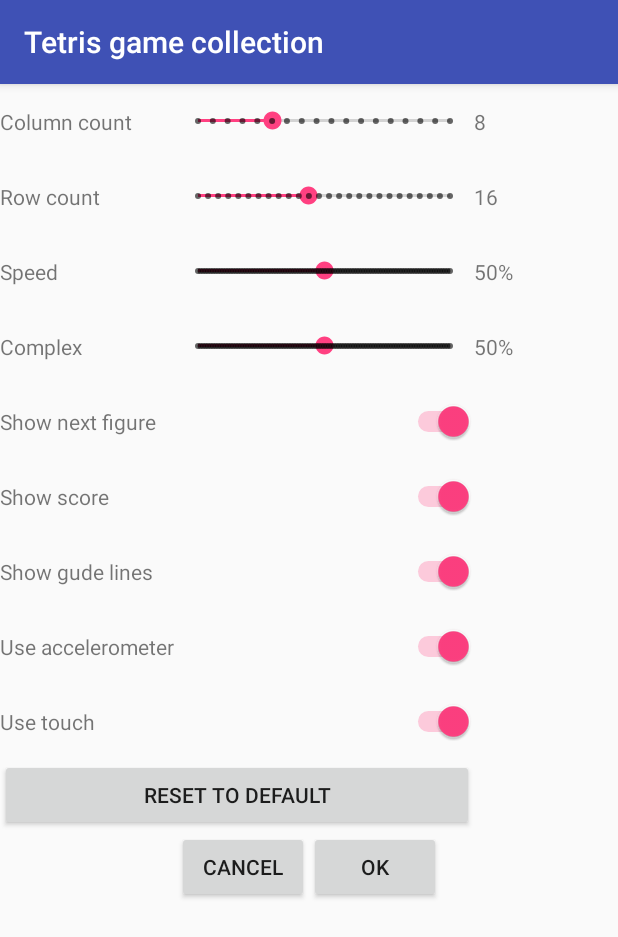
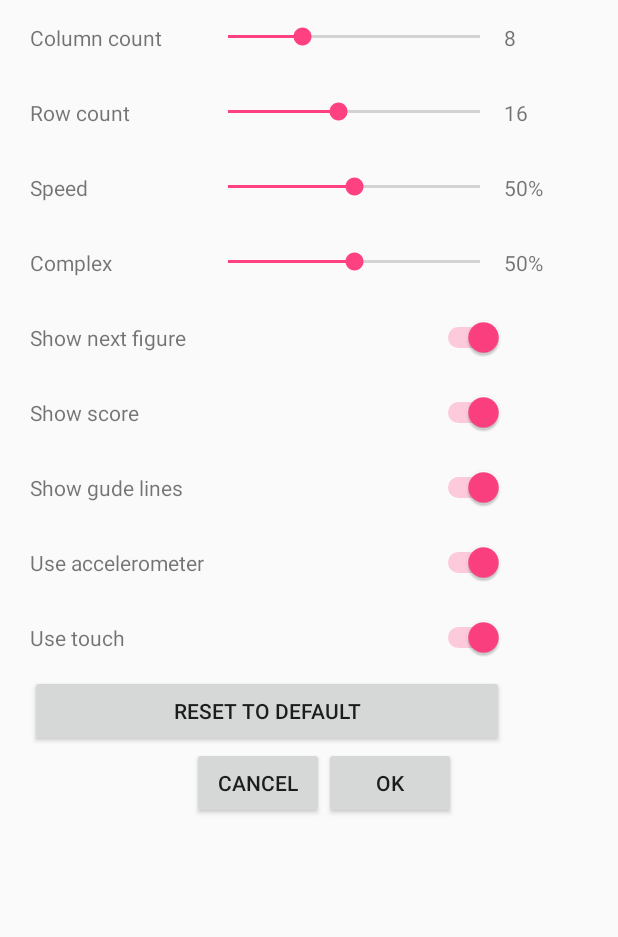
Before and after one commit to olegyurchenko/AndroidTetrisGame, an Android app: the SettingsActivity screen opened directly, with no data from a screen before it, on a phone screen of 412 x 824 dp. Shown: the top 937 px of the screen. Run offline under Robolectric (Android 15) with nearby library versions, the light colour scheme and no system bars; 1 statement that could not run was skipped.

Commit message:
Activity enhancement

```diff
--- a/app/src/main/java/ua/probe/oleg/tetrisgamecollection/MainActivity.java
+++ b/app/src/main/java/ua/probe/oleg/tetrisgamecollection/MainActivity.java
@@ -1,15 +1,15 @@
 package ua.probe.oleg.tetrisgamecollection;
 
-import android.app.Activity;
 import android.content.Intent;
 import android.os.Bundle;
+import android.support.v7.app.AppCompatActivity;
 import android.view.MenuItem;
 import android.view.View;
 import android.widget.Button;
 import android.view.Menu;
 import android.widget.Toast;
 
-public class MainActivity extends Activity implements View.OnClickListener {
+public class MainActivity extends AppCompatActivity implements View.OnClickListener {
   Button btnTetris, btnColumnus, btnColorBall;
 
 
--- a/app/src/main/java/ua/probe/oleg/tetrisgamecollection/SettingsActivity.java
+++ b/app/src/main/java/ua/probe/oleg/tetrisgamecollection/SettingsActivity.java
@@ -1,7 +1,8 @@
 package ua.probe.oleg.tetrisgamecollection;
 
+import android.app.Activity;
 import android.content.Intent;
-import android.support.v7.app.AppCompatActivity;
+//import android.support.v7.app.AppCompatActivity;
 import android.os.Bundle;
 import android.util.Log;
 import android.view.View;
@@ -11,7 +12,7 @@ import android.widget.SeekBar;
 import android.widget.Switch;
 import android.widget.TextView;
 
-public class SettingsActivity extends AppCompatActivity
+public class SettingsActivity extends Activity
   implements View.OnClickListener, SeekBar.OnSeekBarChangeListener
 {
   String sectionName;
--- a/app/src/main/res/layout/activity_settings.xml
+++ b/app/src/main/res/layout/activity_settings.xml
@@ -5,7 +5,8 @@
     android:orientation="vertical"
     android:layout_width="match_parent"
     android:layout_height="match_parent"
-    android:scrollbarAlwaysDrawHorizontalTrack="false">
+    android:scrollbarAlwaysDrawHorizontalTrack="false"
+    android:layout_marginLeft="20dp">
 
 
     <TableLayout
```
